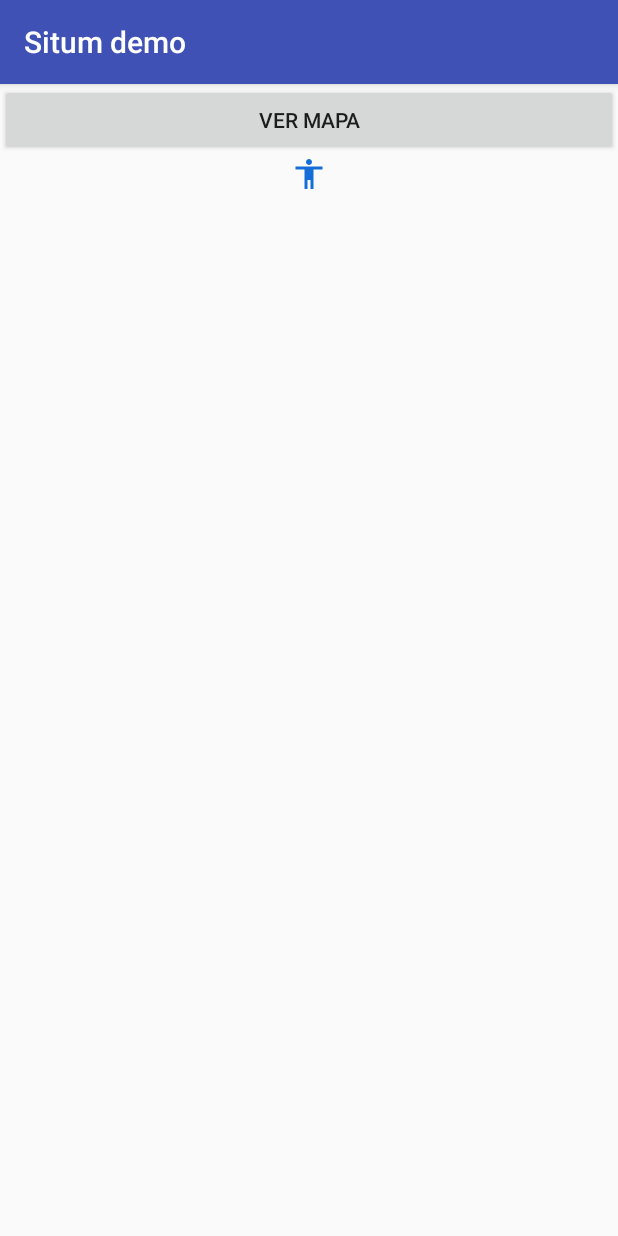
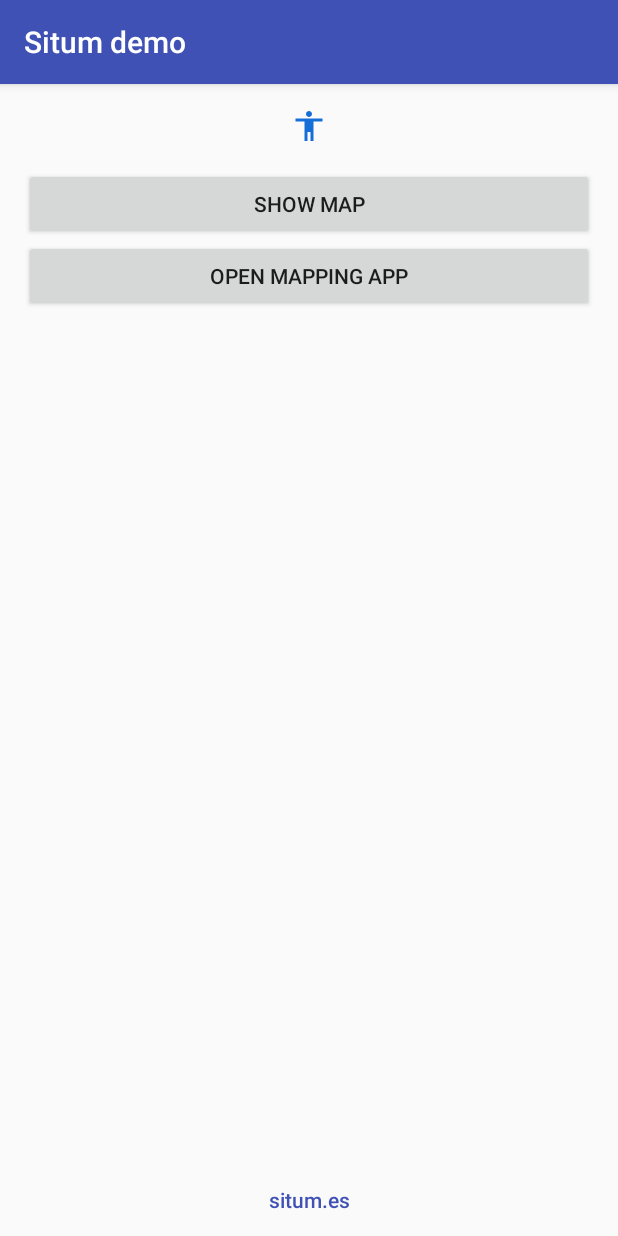
Before and after one commit to mrebollob/situm-demo, an Android app: the screen it shows after launch (MainActivity), on a phone screen of 412 x 824 dp. Run offline under Robolectric (Android 15) with nearby library versions, the phone set to English and light mode, and no system bars; libraries missing offline, so code that uses them is left out: es.situm.sdk; 1 statement that could not run was skipped.

Commit message:
Added situm info buttons

```diff
--- a/app/src/main/res/layout/activity_main.xml
+++ b/app/src/main/res/layout/activity_main.xml
@@ -1,20 +1,43 @@
 <?xml version="1.0" encoding="utf-8"?>
-<LinearLayout xmlns:android="http://schemas.android.com/apk/res/android"
+
+<FrameLayout xmlns:android="http://schemas.android.com/apk/res/android"
     xmlns:tools="http://schemas.android.com/tools"
     android:layout_width="match_parent"
     android:layout_height="match_parent"
-    android:orientation="vertical"
     tools:context="com.mrebollob.situmdemo.MainActivity">
 
-    <Button
-        android:id="@+id/map_button"
+    <LinearLayout
         android:layout_width="match_parent"
-        android:layout_height="wrap_content"
-        android:text="Ver mapa" />
+        android:layout_height="match_parent"
+        android:orientation="vertical"
+        android:padding="16dp">
 
         <ImageView
             android:layout_width="match_parent"
             android:layout_height="wrap_content"
             android:src="@drawable/ic_my_location" />
 
+        <Button
+            android:id="@+id/map_button"
+            android:layout_width="match_parent"
+            android:layout_height="wrap_content"
+            android:layout_marginTop="16dp"
+            android:text="@string/show_map" />
+
+        <Button
+            android:id="@+id/mapping_app_button"
+            android:layout_width="match_parent"
+            android:layout_height="wrap_content"
+            android:text="@string/open_mapping_app" />
     </LinearLayout>
+
+    <Button
+        android:id="@+id/situm_link_button"
+        style="@style/Widget.AppCompat.Button.Borderless"
+        android:layout_width="wrap_content"
+        android:layout_height="wrap_content"
+        android:layout_gravity="bottom|center"
+        android:text="@string/situm_es"
+        android:textAllCaps="false"
+        android:textColor="@color/colorPrimary" />
+</FrameLayout>
--- a/app/src/main/res/values/strings.xml
+++ b/app/src/main/res/values/strings.xml
@@ -1,3 +1,6 @@
 <resources>
     <string name="app_name">Situm demo</string>
+    <string name="show_map">Show Map</string>
+    <string name="open_mapping_app">Open mapping app</string>
+    <string name="situm_es">situm.es</string>
 </resources>
```
Also changed, not shown: app/src/main/java/com/mrebollob/situmdemo/MainActivity.kt (+29 -0 lines). Lines whose indentation alone changed are shown as unchanged.
